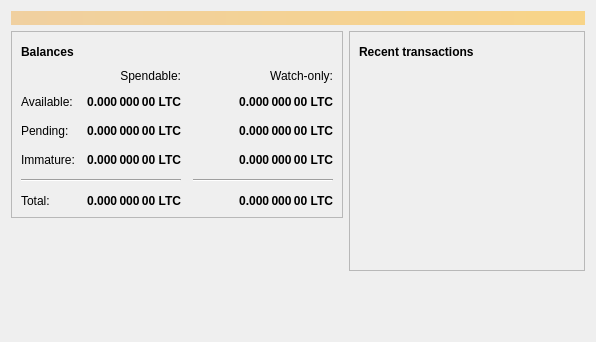
Fake-Coin/FakeCoin, file src/qt/forms/overviewpage.ui: the form before one commit.
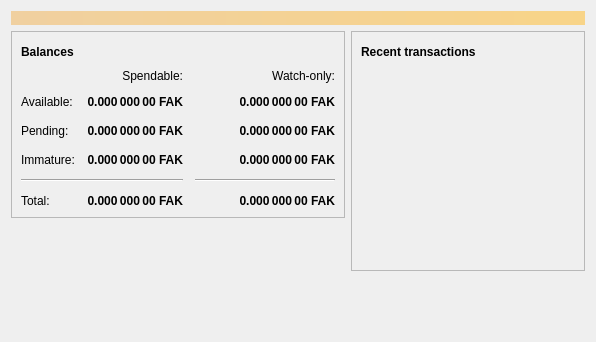
The form after the commit. Icons and pictures are not drawn.

```diff
--- a/src/qt/forms/overviewpage.ui
+++ b/src/qt/forms/overviewpage.ui
@@ -129,7 +129,7 @@
                <string>Unconfirmed transactions to watch-only addresses</string>
               </property>
               <property name="text">
-               <string notr="true">0.000 000 00 LTC</string>
+               <string notr="true">0.000 000 00 FAK</string>
               </property>
               <property name="alignment">
                <set>Qt::AlignRight|Qt::AlignTrailing|Qt::AlignVCenter</set>
@@ -154,7 +154,7 @@
                <string>Total of transactions that have yet to be confirmed, and do not yet count toward the spendable balance</string>
               </property>
               <property name="text">
-               <string notr="true">0.000 000 00 LTC</string>
+               <string notr="true">0.000 000 00 FAK</string>
               </property>
               <property name="alignment">
                <set>Qt::AlignRight|Qt::AlignTrailing|Qt::AlignVCenter</set>
@@ -179,7 +179,7 @@
                <string>Mined balance in watch-only addresses that has not yet matured</string>
               </property>
               <property name="text">
-               <string notr="true">0.000 000 00 LTC</string>
+               <string notr="true">0.000 000 00 FAK</string>
               </property>
               <property name="alignment">
                <set>Qt::AlignRight|Qt::AlignTrailing|Qt::AlignVCenter</set>
@@ -237,7 +237,7 @@
                <string>Mined balance that has not yet matured</string>
               </property>
               <property name="text">
-               <string notr="true">0.000 000 00 LTC</string>
+               <string notr="true">0.000 000 00 FAK</string>
               </property>
               <property name="alignment">
                <set>Qt::AlignRight|Qt::AlignTrailing|Qt::AlignVCenter</set>
@@ -282,7 +282,7 @@
                <string>Your current total balance</string>
               </property>
               <property name="text">
-               <string notr="true">0.000 000 00 LTC</string>
+               <string notr="true">0.000 000 00 FAK</string>
               </property>
               <property name="alignment">
                <set>Qt::AlignRight|Qt::AlignTrailing|Qt::AlignVCenter</set>
@@ -307,7 +307,7 @@
                <string>Current total balance in watch-only addresses</string>
               </property>
               <property name="text">
-               <string notr="true">0.000 000 00 LTC</string>
+               <string notr="true">0.000 000 00 FAK</string>
               </property>
               <property name="alignment">
                <set>Qt::AlignRight|Qt::AlignTrailing|Qt::AlignVCenter</set>
@@ -349,7 +349,7 @@
                <string>Your current spendable balance</string>
               </property>
               <property name="text">
-               <string notr="true">0.000 000 00 LTC</string>
+               <string notr="true">0.000 000 00 FAK</string>
               </property>
               <property name="alignment">
                <set>Qt::AlignRight|Qt::AlignTrailing|Qt::AlignVCenter</set>
@@ -374,7 +374,7 @@
                <string>Your current balance in watch-only addresses</string>
               </property>
               <property name="text">
-               <string notr="true">0.000 000 00 LTC</string>
+               <string notr="true">0.000 000 00 FAK</string>
               </property>
               <property name="alignment">
                <set>Qt::AlignRight|Qt::AlignTrailing|Qt::AlignVCenter</set>
```
